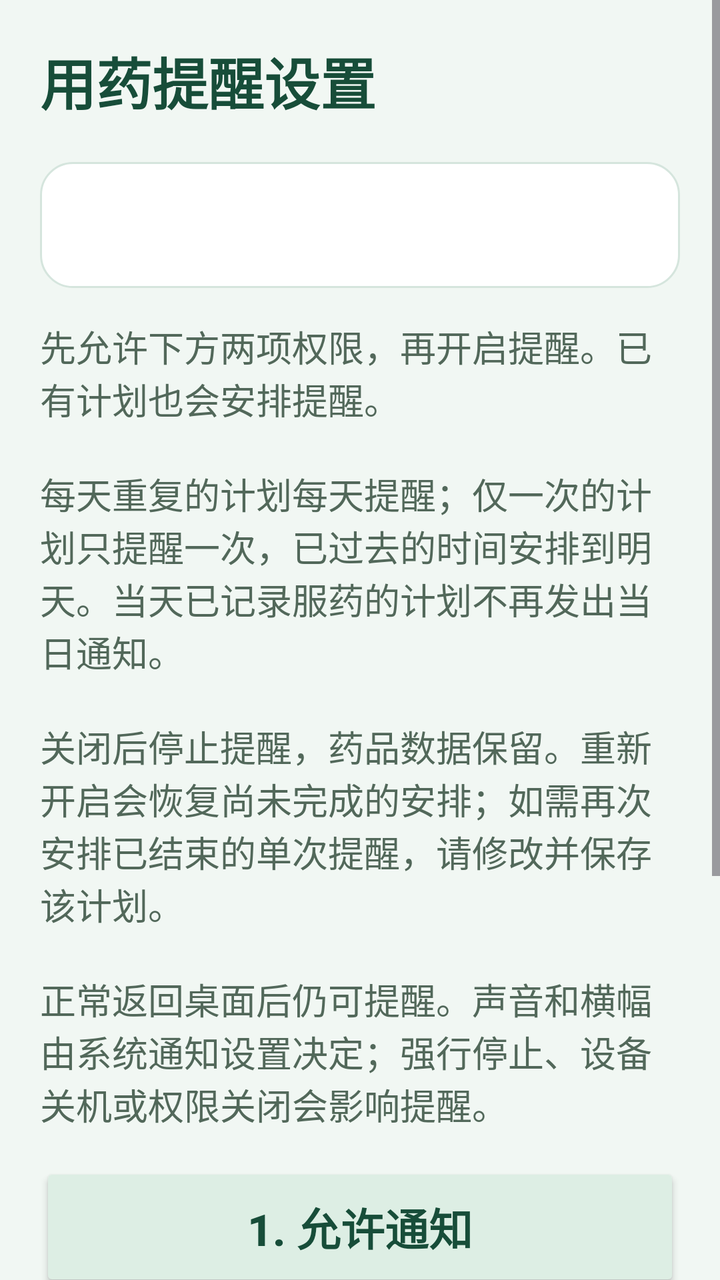
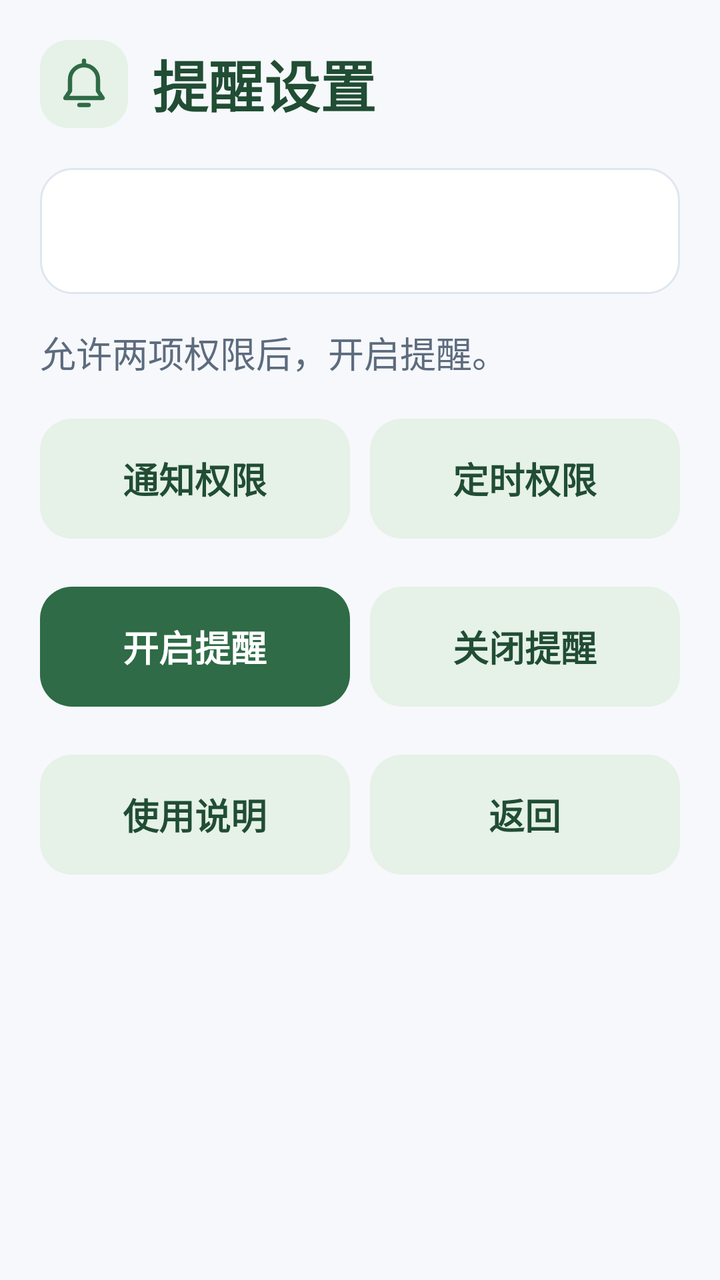

An Android layout rendered at two revisions. The XML below is the earlier revision; the diff shows what the commit changed to produce the second picture.
<!-- AndroidManifest.xml: application theme Theme.MedicineReminder -->
<!-- res/layout/activity_reminder_settings.xml -->
<?xml version="1.0" encoding="utf-8"?>
<ScrollView xmlns:android="http://schemas.android.com/apk/res/android"
    android:id="@+id/main" android:layout_width="match_parent"
    android:layout_height="match_parent" android:fillViewport="true" android:background="#F1F7F3">
    <LinearLayout android:layout_width="match_parent" android:layout_height="wrap_content"
        android:orientation="vertical" android:padding="20dp">
        <TextView android:layout_width="match_parent" android:layout_height="wrap_content"
            android:text="@string/reminder_settings_title" android:textSize="28sp"
            android:textStyle="bold" android:textColor="#174D39" />
        <TextView android:id="@+id/tvReminderStatus" android:layout_width="match_parent"
            android:layout_height="wrap_content" android:layout_marginTop="20dp"
            android:padding="18dp" android:background="@drawable/bg_medicine_card"
            android:textSize="20sp" android:textColor="#203B2E"
            android:accessibilityLiveRegion="polite" />
        <TextView android:layout_width="match_parent" android:layout_height="wrap_content"
            android:layout_marginTop="16dp" android:text="@string/reminder_help"
            android:textSize="18sp" android:textColor="#52685A" />
        <Button android:id="@+id/btnNotificationPermission" style="@style/MedicineSecondaryButton"
            android:layout_width="match_parent" android:layout_height="wrap_content"
            android:layout_marginTop="16dp" android:text="@string/reminder_notification_permission" />
        <Button android:id="@+id/btnExactPermission" style="@style/MedicineSecondaryButton"
            android:layout_width="match_parent" android:layout_height="wrap_content"
            android:text="@string/reminder_exact_permission" />
        <Button android:id="@+id/btnEnableReminders" style="@style/MedicinePrimaryButton"
            android:layout_width="match_parent" android:layout_height="wrap_content"
            android:layout_marginTop="12dp" android:text="@string/reminder_enable" />
        <Button android:id="@+id/btnDisableReminders" style="@style/MedicineSecondaryButton"
            android:layout_width="match_parent" android:layout_height="wrap_content"
            android:text="@string/reminder_disable" />
        <Button android:id="@+id/btnReminderBack" style="@style/MedicineSecondaryButton"
            android:layout_width="match_parent" android:layout_height="wrap_content"
            android:text="@string/reminder_back" />
    </LinearLayout>
</ScrollView>
<!-- resources referenced by this layout -->
<resources>
  <!-- drawable bg_medicine_card (drawable) -->
  <?xml version="1.0" encoding="utf-8"?>
  <shape xmlns:android="http://schemas.android.com/apk/res/android"
      android:shape="rectangle">
  
      <solid android:color="#FFFFFF" />
  
      <corners android:radius="16dp" />
  
      <stroke
          android:width="1dp"
          android:color="#D5E5DD" />
  
  </shape>
  <string name="reminder_back">返回首页</string>
  <string name="reminder_disable">关闭用药提醒</string>
  <string name="reminder_enable">开启用药提醒</string>
  <string name="reminder_exact_permission">2. 允许闹钟和提醒</string>
  <string name="reminder_help">先允许下方两项权限，再开启提醒。已有计划也会安排提醒。\n\n每天重复的计划每天提醒；仅一次的计划只提醒一次，已过去的时间安排到明天。当天已记录服药的计划不再发出当日通知。\n\n关闭后停止提醒，药品数据保留。重新开启会恢复尚未完成的安排；如需再次安排已结束的单次提醒，请修改并保存该计划。\n\n正常返回桌面后仍可提醒。声音和横幅由系统通知设置决定；强行停止、设备关机或权限关闭会影响提醒。</string>
  <string name="reminder_notification_permission">1. 允许通知</string>
  <string name="reminder_settings_title">用药提醒设置</string>
  <style name="MedicinePrimaryButton" parent="Widget.AppCompat.Button">
          <item name="android:textSize">22sp</item>
          <item name="android:textStyle">bold</item>
          <item name="android:textColor">#FFFFFF</item>
          <item name="android:textAllCaps">false</item>
          <item name="android:minHeight">60dp</item>
          <item name="android:padding">12dp</item>
          <item name="backgroundTint">#246B50</item>
          <item name="android:backgroundTint">#246B50</item>
      </style>
  <style name="MedicineSecondaryButton" parent="MedicinePrimaryButton">
          <item name="android:textColor">#174D39</item>
          <item name="backgroundTint">#DDEEE4</item>
          <item name="android:backgroundTint">#DDEEE4</item>
      </style>
  <style name="Base.Theme.MedicineReminder" parent="Theme.Material3.DayNight.NoActionBar">
          
          
      </style>
  <!-- unchanged entries left out for length: 1 -->
</resources>

<!-- the commit's change to res/layout/activity_reminder_settings.xml (unified diff, before → after) -->
@@ -1,34 +1,22 @@
-<?xml version="1.0" encoding="utf-8"?>
-<ScrollView xmlns:android="http://schemas.android.com/apk/res/android"
-    android:id="@+id/main" android:layout_width="match_parent"
-    android:layout_height="match_parent" android:fillViewport="true" android:background="#F1F7F3">
-    <LinearLayout android:layout_width="match_parent" android:layout_height="wrap_content"
-        android:orientation="vertical" android:padding="20dp">
-        <TextView android:layout_width="match_parent" android:layout_height="wrap_content"
-            android:text="@string/reminder_settings_title" android:textSize="28sp"
-            android:textStyle="bold" android:textColor="#174D39" />
-        <TextView android:id="@+id/tvReminderStatus" android:layout_width="match_parent"
-            android:layout_height="wrap_content" android:layout_marginTop="20dp"
-            android:padding="18dp" android:background="@drawable/bg_medicine_card"
-            android:textSize="20sp" android:textColor="#203B2E"
-            android:accessibilityLiveRegion="polite" />
-        <TextView android:layout_width="match_parent" android:layout_height="wrap_content"
-            android:layout_marginTop="16dp" android:text="@string/reminder_help"
-            android:textSize="18sp" android:textColor="#52685A" />
-        <Button android:id="@+id/btnNotificationPermission" style="@style/MedicineSecondaryButton"
-            android:layout_width="match_parent" android:layout_height="wrap_content"
-            android:layout_marginTop="16dp" android:text="@string/reminder_notification_permission" />
-        <Button android:id="@+id/btnExactPermission" style="@style/MedicineSecondaryButton"
-            android:layout_width="match_parent" android:layout_height="wrap_content"
-            android:text="@string/reminder_exact_permission" />
-        <Button android:id="@+id/btnEnableReminders" style="@style/MedicinePrimaryButton"
-            android:layout_width="match_parent" android:layout_height="wrap_content"
-            android:layout_marginTop="12dp" android:text="@string/reminder_enable" />
-        <Button android:id="@+id/btnDisableReminders" style="@style/MedicineSecondaryButton"
-            android:layout_width="match_parent" android:layout_height="wrap_content"
-            android:text="@string/reminder_disable" />
-        <Button android:id="@+id/btnReminderBack" style="@style/MedicineSecondaryButton"
-            android:layout_width="match_parent" android:layout_height="wrap_content"
-            android:text="@string/reminder_back" />
+<ScrollView xmlns:android="http://schemas.android.com/apk/res/android" android:id="@+id/main" android:layout_width="match_parent" android:layout_height="match_parent" android:fillViewport="true" android:background="@color/app_background">
+  <LinearLayout android:layout_width="match_parent" android:layout_height="wrap_content" android:orientation="vertical" android:padding="20dp">
+    <LinearLayout android:layout_width="match_parent" android:layout_height="wrap_content" android:orientation="horizontal" android:gravity="center_vertical">
+      <ImageView android:layout_width="44dp" android:layout_height="44dp" android:src="@drawable/ui_ic_bell" android:padding="8dp" android:contentDescription="@null" android:importantForAccessibility="no" android:focusable="false" android:clickable="false" android:background="@drawable/bg_ui_icon" />
+      <TextView android:layout_width="0dp" android:layout_height="wrap_content" android:text="@string/reminder_settings_title" android:textSize="28sp" android:textStyle="bold" android:textColor="@color/brand_primary_dark" android:layout_weight="1" android:layout_marginStart="12dp" />
     </LinearLayout>
+    <TextView android:id="@+id/tvReminderStatus" android:layout_width="match_parent" android:layout_height="wrap_content" android:layout_marginTop="20dp" android:padding="18dp" android:background="@drawable/bg_medicine_card" android:textSize="20sp" android:textColor="@color/app_ink" android:accessibilityLiveRegion="polite" android:lineSpacingExtra="7dp" />
+    <TextView android:layout_width="match_parent" android:layout_height="wrap_content" android:layout_marginTop="16dp" android:text="@string/reminder_help" android:textSize="18sp" android:textColor="@color/app_muted" />
+    <LinearLayout android:layout_width="match_parent" android:layout_height="wrap_content" android:orientation="horizontal" android:baselineAligned="false" android:layout_marginTop="12dp">
+      <Button android:id="@+id/btnNotificationPermission" style="@style/MedicineSecondaryButton" android:layout_width="0dp" android:layout_height="wrap_content" android:text="@string/reminder_notification_permission" android:drawableStart="@drawable/ui_ic_bell" android:drawablePadding="10dp" android:drawableTint="@color/brand_primary" android:layout_weight="1" android:textSize="18sp" />
+      <Button android:id="@+id/btnExactPermission" style="@style/MedicineSecondaryButton" android:layout_width="0dp" android:layout_height="wrap_content" android:text="@string/reminder_exact_permission" android:drawableStart="@drawable/ui_ic_clock" android:drawablePadding="10dp" android:drawableTint="@color/brand_primary" android:layout_weight="1" android:textSize="18sp" android:layout_marginStart="10dp" />
+    </LinearLayout>
+    <LinearLayout android:layout_width="match_parent" android:layout_height="wrap_content" android:orientation="horizontal" android:baselineAligned="false" android:layout_marginTop="12dp">
+      <Button android:id="@+id/btnEnableReminders" style="@style/MedicinePrimaryButton" android:layout_width="0dp" android:layout_height="wrap_content" android:text="@string/reminder_enable" android:drawableStart="@drawable/ui_ic_bell" android:drawablePadding="10dp" android:drawableTint="#FFFFFF" android:layout_weight="1" android:textSize="18sp" />
+      <Button android:id="@+id/btnDisableReminders" style="@style/MedicineSecondaryButton" android:layout_width="0dp" android:layout_height="wrap_content" android:text="@string/reminder_disable" android:drawableStart="@drawable/ui_ic_bell" android:drawablePadding="10dp" android:drawableTint="@color/brand_primary" android:layout_weight="1" android:textSize="18sp" android:layout_marginStart="10dp" />
+    </LinearLayout>
+    <LinearLayout android:layout_width="match_parent" android:layout_height="wrap_content" android:orientation="horizontal" android:baselineAligned="false" android:layout_marginTop="12dp">
+      <Button android:id="@+id/btnReminderHelp" android:layout_width="0dp" android:layout_weight="1" android:layout_height="wrap_content" android:text="@string/reminder_help_title" android:textSize="18sp" style="@style/MedicineSecondaryButton" />
+      <Button android:id="@+id/btnReminderBack" style="@style/MedicineSecondaryButton" android:layout_width="0dp" android:layout_height="wrap_content" android:text="@string/reminder_back" android:drawableStart="@drawable/ui_ic_back" android:drawablePadding="10dp" android:drawableTint="@color/brand_primary" android:layout_weight="1" android:layout_marginStart="10dp" android:textSize="18sp" />
+    </LinearLayout>
+  </LinearLayout>
 </ScrollView>
<!-- resource entries referenced after the edit -->
@@ -1,5 +1,10 @@
 <!-- resources referenced by this layout -->
 <resources>
+  <color name="app_background">#F6F8FB</color>
+  <color name="app_ink">#1E293B</color>
+  <color name="app_muted">#5D6B7E</color>
+  <color name="brand_primary">#2E6B46</color>
+  <color name="brand_primary_dark">#204D34</color>
   <!-- drawable bg_medicine_card (drawable) -->
   <?xml version="1.0" encoding="utf-8"?>
   <shape xmlns:android="http://schemas.android.com/apk/res/android"
@@ -11,35 +16,80 @@
   
       <stroke
           android:width="1dp"
-          android:color="#D5E5DD" />
+          android:color="@color/app_border" />
   
   </shape>
-  <string name="reminder_back">返回首页</string>
-  <string name="reminder_disable">关闭用药提醒</string>
-  <string name="reminder_enable">开启用药提醒</string>
-  <string name="reminder_exact_permission">2. 允许闹钟和提醒</string>
-  <string name="reminder_help">先允许下方两项权限，再开启提醒。已有计划也会安排提醒。\n\n每天重复的计划每天提醒；仅一次的计划只提醒一次，已过去的时间安排到明天。当天已记录服药的计划不再发出当日通知。\n\n关闭后停止提醒，药品数据保留。重新开启会恢复尚未完成的安排；如需再次安排已结束的单次提醒，请修改并保存该计划。\n\n正常返回桌面后仍可提醒。声音和横幅由系统通知设置决定；强行停止、设备关机或权限关闭会影响提醒。</string>
-  <string name="reminder_notification_permission">1. 允许通知</string>
-  <string name="reminder_settings_title">用药提醒设置</string>
+  <!-- drawable bg_ui_icon (drawable) -->
+  <shape xmlns:android="http://schemas.android.com/apk/res/android"><solid android:color="@color/brand_primary_soft" /><corners android:radius="14dp" /></shape>
+  <!-- drawable ui_ic_back (drawable) -->
+  <vector xmlns:android="http://schemas.android.com/apk/res/android" android:width="24dp" android:height="24dp" android:viewportWidth="24" android:viewportHeight="24"><path android:fillColor="#00000000" android:strokeColor="@color/brand_primary" android:strokeWidth="1.8" android:strokeLineCap="round" android:strokeLineJoin="round" android:pathData="M14,5l-7,7l7,7M7,12h14" /></vector>
+  <!-- drawable ui_ic_bell (drawable) -->
+  <vector xmlns:android="http://schemas.android.com/apk/res/android" android:width="24dp" android:height="24dp" android:viewportWidth="24" android:viewportHeight="24"><path android:fillColor="#00000000" android:strokeColor="@color/brand_primary" android:strokeWidth="1.8" android:strokeLineCap="round" android:strokeLineJoin="round" android:pathData="M6,10a6,6 0,0 1,12,0v5l2,3H4l2,-3zM10,21h4M12,2v2" /></vector>
+  <!-- drawable ui_ic_clock (drawable) -->
+  <vector xmlns:android="http://schemas.android.com/apk/res/android" android:width="24dp" android:height="24dp" android:viewportWidth="24" android:viewportHeight="24"><path android:fillColor="#00000000" android:strokeColor="@color/brand_primary" android:strokeWidth="1.8" android:strokeLineCap="round" android:strokeLineJoin="round" android:pathData="M12,2A10,10 0,1 0,12,22A10,10 0,1 0,12,2M12,6v6l4,2" /></vector>
+  <string name="reminder_back">返回</string>
+  <string name="reminder_disable">关闭提醒</string>
+  <string name="reminder_enable">开启提醒</string>
+  <string name="reminder_exact_permission">定时权限</string>
+  <string name="reminder_help">允许两项权限后，开启提醒。</string>
+  <string name="reminder_help_title">使用说明</string>
+  <string name="reminder_notification_permission">通知权限</string>
+  <string name="reminder_settings_title">提醒设置</string>
   <style name="MedicinePrimaryButton" parent="Widget.AppCompat.Button">
-          <item name="android:textSize">22sp</item>
-          <item name="android:textStyle">bold</item>
-          <item name="android:textColor">#FFFFFF</item>
-          <item name="android:textAllCaps">false</item>
-          <item name="android:minHeight">60dp</item>
-          <item name="android:padding">12dp</item>
-          <item name="backgroundTint">#246B50</item>
-          <item name="android:backgroundTint">#246B50</item>
-      </style>
+      <item name="android:textSize">22sp</item>
+      <item name="android:textStyle">bold</item>
+      <item name="android:textColor">@color/ui_button_primary_text</item>
+      <item name="android:textAllCaps">false</item>
+      <item name="android:minHeight">60dp</item>
+      <item name="android:padding">12dp</item>
+      <item name="backgroundTint">@null</item>
+      <item name="android:backgroundTint">@null</item>
+      <item name="android:background">@drawable/bg_ui_button_primary</item>
+      <item name="android:stateListAnimator">@null</item>
+      <item name="android:elevation">0dp</item>
+      <item name="android:layout_marginTop">8dp</item>
+      <item name="android:layout_marginBottom">4dp</item>
+    </style>
   <style name="MedicineSecondaryButton" parent="MedicinePrimaryButton">
-          <item name="android:textColor">#174D39</item>
-          <item name="backgroundTint">#DDEEE4</item>
-          <item name="android:backgroundTint">#DDEEE4</item>
-      </style>
-  <style name="Base.Theme.MedicineReminder" parent="Theme.Material3.DayNight.NoActionBar">
-          
-          
-      </style>
+      <item name="android:textColor">@color/brand_primary_dark</item>
+      <item name="backgroundTint">@null</item>
+      <item name="android:backgroundTint">@null</item>
+      <item name="android:background">@drawable/bg_ui_button_secondary</item>
+      <item name="android:stateListAnimator">@null</item>
+      <item name="android:elevation">0dp</item>
+      <item name="android:layout_marginTop">8dp</item>
+      <item name="android:layout_marginBottom">4dp</item>
+    </style>
+  <color name="app_border">#DEE7EE</color>
+  <color name="brand_primary_soft">#E6F1E7</color>
+  <!-- drawable bg_ui_button_primary (drawable) -->
+  <ripple xmlns:android="http://schemas.android.com/apk/res/android" android:color="#40FFFFFF"><item><selector><item android:state_enabled="false"><shape><solid android:color="@color/app_disabled_bg" /><corners android:radius="16dp" /></shape></item><item><shape><solid android:color="@color/brand_primary" /><corners android:radius="16dp" /></shape></item></selector></item></ripple>
+  <!-- drawable bg_ui_button_secondary (drawable) -->
+  <ripple xmlns:android="http://schemas.android.com/apk/res/android" android:color="@color/primary_ripple"><item><selector><item android:state_enabled="false"><shape><solid android:color="@color/app_disabled_bg" /><corners android:radius="16dp" /></shape></item><item><shape><solid android:color="@color/brand_primary_soft" /><corners android:radius="16dp" /></shape></item></selector></item></ripple>
+  <style name="Base.Theme.MedicineReminder" parent="Theme.Material3.Light.NoActionBar">
+      <item name="colorPrimary">@color/brand_primary</item>
+      <item name="colorOnPrimary">@color/brand_on_primary</item>
+      <item name="colorPrimaryContainer">@color/brand_primary_soft</item>
+      <item name="colorOnPrimaryContainer">@color/brand_primary_dark</item>
+      <item name="colorSecondary">@color/brand_secondary</item>
+      <item name="colorOnSecondary">@color/brand_on_primary</item>
+      <item name="colorSurface">@color/app_surface</item>
+      <item name="colorOnSurface">@color/app_ink</item>
+      <item name="colorOnSurfaceVariant">@color/app_muted</item>
+      <item name="colorError">@color/danger_text</item>
+      <item name="android:windowBackground">@color/app_background</item>
+      <item name="android:colorBackground">@color/app_background</item>
+      <item name="android:statusBarColor">@android:color/transparent</item>
+      <item name="android:navigationBarColor">@color/app_surface</item>
+      <item name="android:windowLightStatusBar">true</item>
+      <item name="android:windowLightNavigationBar">true</item>
+    </style>
+  <color name="app_disabled_bg">#E7EDF1</color>
+  <color name="primary_ripple">#202E6B46</color>
+  <color name="brand_on_primary">#FFFFFF</color>
+  <color name="brand_secondary">#3D7954</color>
+  <color name="app_surface">#FFFFFF</color>
+  <color name="danger_text">#B42318</color>
   <!-- unchanged entries left out for length: 1 -->
 </resources>
 
